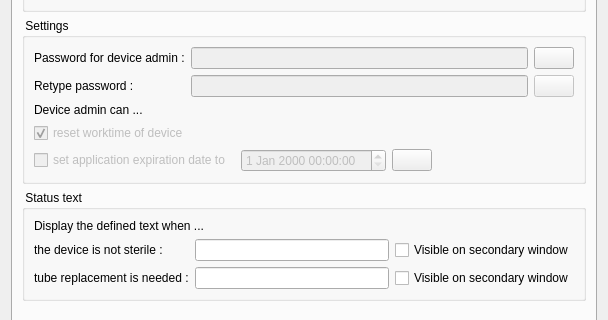
Old version of the form client/dlgpreferences.ui in the repository tbikfalvi/Belenus; both pictures show x 0 to 608 and y 97 to 417 of the 608 by 536 pixel window.
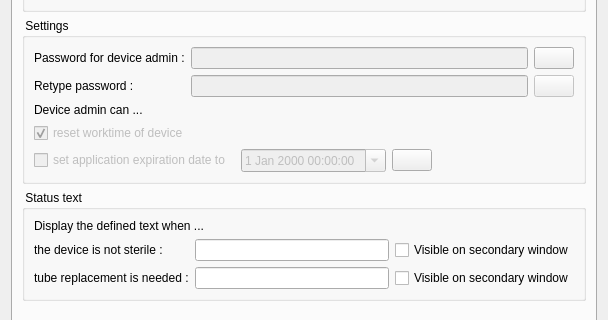
New version of the form.

What changed in the file:
```diff
--- a/client/dlgpreferences.ui
+++ b/client/dlgpreferences.ui
@@ -1142,6 +1142,9 @@
               <property name="enabled">
                <bool>false</bool>
               </property>
+              <property name="calendarPopup">
+               <bool>true</bool>
+              </property>
              </widget>
             </item>
             <item>
```
